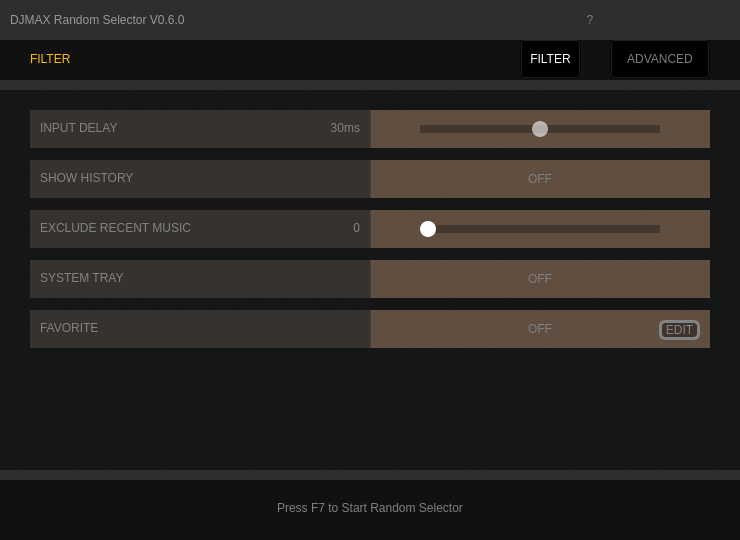
Before: the Qt Designer form ui/selector_ui.ui in wowvv0w/djmax-random-selector, drawn with Qt 5.
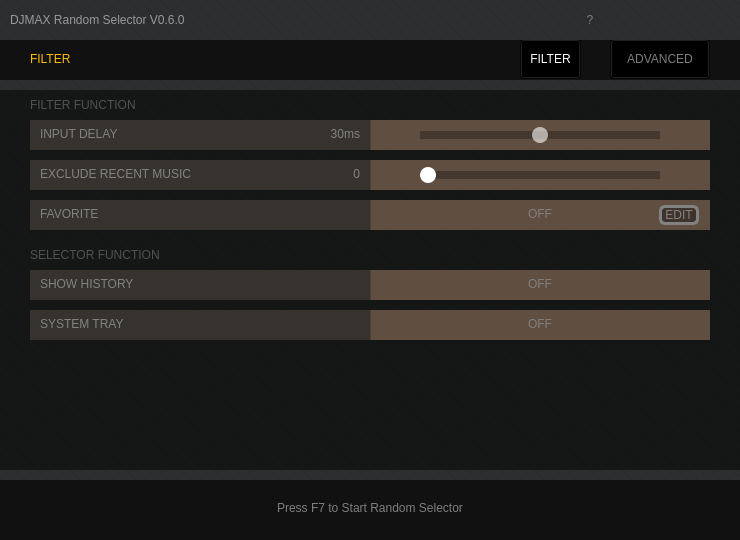
After: the same form once the commit is applied. The open tabs and pages were chosen to show the change. Icons and pictures are not drawn.

Commit message: making setting, move functions to package, code optimize

The edit to the form file:
```diff
--- a/ui/selector_ui.ui
+++ b/ui/selector_ui.ui
@@ -2226,9 +2226,9 @@
       <property name="geometry">
        <rect>
         <x>30</x>
-        <y>20</y>
+        <y>30</y>
         <width>680</width>
-        <height>38</height>
+        <height>30</height>
        </rect>
       </property>
       <property name="frameShape">
@@ -2243,7 +2243,7 @@
          <x>10</x>
          <y>-1</y>
          <width>200</width>
-         <height>38</height>
+         <height>30</height>
         </rect>
        </property>
        <property name="text">
@@ -2257,9 +2257,9 @@
        <property name="geometry">
         <rect>
          <x>390</x>
-         <y>9</y>
+         <y>0</y>
          <width>240</width>
-         <height>20</height>
+         <height>30</height>
         </rect>
        </property>
        <property name="styleSheet">
@@ -2300,7 +2300,7 @@
          <x>270</x>
          <y>-1</y>
          <width>60</width>
-         <height>38</height>
+         <height>30</height>
         </rect>
        </property>
        <property name="text">
@@ -2314,9 +2314,9 @@
        <property name="geometry">
         <rect>
          <x>390</x>
-         <y>9</y>
+         <y>0</y>
          <width>240</width>
-         <height>20</height>
+         <height>30</height>
         </rect>
        </property>
        <property name="text">
@@ -2329,7 +2329,7 @@
          <x>340</x>
          <y>0</y>
          <width>50</width>
-         <height>38</height>
+         <height>30</height>
         </rect>
        </property>
        <property name="text">
@@ -2346,7 +2346,7 @@
          <x>630</x>
          <y>0</y>
          <width>50</width>
-         <height>38</height>
+         <height>30</height>
         </rect>
        </property>
        <property name="text">
@@ -2362,9 +2362,9 @@
       <property name="geometry">
        <rect>
         <x>30</x>
-        <y>70</y>
+        <y>180</y>
         <width>680</width>
-        <height>38</height>
+        <height>30</height>
        </rect>
       </property>
       <property name="frameShape">
@@ -2379,7 +2379,7 @@
          <x>10</x>
          <y>-1</y>
          <width>200</width>
-         <height>38</height>
+         <height>30</height>
         </rect>
        </property>
        <property name="text">
@@ -2395,7 +2395,7 @@
          <x>410</x>
          <y>-1</y>
          <width>200</width>
-         <height>39</height>
+         <height>30</height>
         </rect>
        </property>
        <property name="styleSheet">
@@ -2419,9 +2419,9 @@
       <property name="geometry">
        <rect>
         <x>30</x>
-        <y>120</y>
+        <y>70</y>
         <width>680</width>
-        <height>38</height>
+        <height>30</height>
        </rect>
       </property>
       <property name="frameShape">
@@ -2436,7 +2436,7 @@
          <x>10</x>
          <y>-1</y>
          <width>221</width>
-         <height>38</height>
+         <height>30</height>
         </rect>
        </property>
        <property name="text">
@@ -2450,9 +2450,9 @@
        <property name="geometry">
         <rect>
          <x>390</x>
-         <y>9</y>
+         <y>0</y>
          <width>240</width>
-         <height>20</height>
+         <height>30</height>
         </rect>
        </property>
        <property name="styleSheet">
@@ -2487,7 +2487,7 @@
          <x>270</x>
          <y>-1</y>
          <width>60</width>
-         <height>38</height>
+         <height>30</height>
         </rect>
        </property>
        <property name="text">
@@ -2502,9 +2502,9 @@
       <property name="geometry">
        <rect>
         <x>30</x>
-        <y>170</y>
+        <y>220</y>
         <width>680</width>
-        <height>38</height>
+        <height>30</height>
        </rect>
       </property>
       <property name="frameShape">
@@ -2519,7 +2519,7 @@
          <x>10</x>
          <y>-1</y>
          <width>200</width>
-         <height>38</height>
+         <height>30</height>
         </rect>
        </property>
        <property name="text">
@@ -2535,7 +2535,7 @@
          <x>410</x>
          <y>-1</y>
          <width>200</width>
-         <height>39</height>
+         <height>30</height>
         </rect>
        </property>
        <property name="styleSheet">
@@ -2559,9 +2559,9 @@
       <property name="geometry">
        <rect>
         <x>30</x>
-        <y>220</y>
+        <y>110</y>
         <width>680</width>
-        <height>38</height>
+        <height>30</height>
        </rect>
       </property>
       <property name="frameShape">
@@ -2576,7 +2576,7 @@
          <x>10</x>
          <y>-1</y>
          <width>200</width>
-         <height>38</height>
+         <height>30</height>
         </rect>
        </property>
        <property name="text">
@@ -2592,7 +2592,7 @@
          <x>410</x>
          <y>-1</y>
          <width>200</width>
-         <height>39</height>
+         <height>30</height>
         </rect>
        </property>
        <property name="styleSheet">
@@ -2615,8 +2615,8 @@
        <property name="geometry">
         <rect>
          <x>629</x>
-         <y>10</y>
-         <width>41</width>
+         <y>5</y>
+         <width>40</width>
          <height>20</height>
         </rect>
        </property>
@@ -2634,6 +2634,51 @@
        </property>
       </widget>
      </widget>
+     <widget class="QLabel" name="label_11">
+      <property name="geometry">
+       <rect>
+        <x>30</x>
+        <y>0</y>
+        <width>231</width>
+        <height>30</height>
+       </rect>
+      </property>
+      <property name="styleSheet">
+       <string notr="true">QLabel{
+	font: 25px &quot;Lato&quot;;
+	color: rgba(255, 255, 255, 64)
+}</string>
+      </property>
+      <property name="text">
+       <string>FILTER FUNCTION</string>
+      </property>
+     </widget>
+     <widget class="QLabel" name="label_12">
+      <property name="geometry">
+       <rect>
+        <x>30</x>
+        <y>150</y>
+        <width>301</width>
+        <height>30</height>
+       </rect>
+      </property>
+      <property name="styleSheet">
+       <string notr="true">QLabel{
+	font: 25px &quot;Lato&quot;;
+	color: rgba(255, 255, 255, 64)
+}</string>
+      </property>
+      <property name="text">
+       <string>SELECTOR FUNCTION</string>
+      </property>
+     </widget>
+     <zorder>label_11</zorder>
+     <zorder>frame</zorder>
+     <zorder>frame_3</zorder>
+     <zorder>frame_4</zorder>
+     <zorder>frame_5</zorder>
+     <zorder>frame_8</zorder>
+     <zorder>label_12</zorder>
     </widget>
    </widget>
    <widget class="QFrame" name="top_bar">
```
Left out of the diff: 70 changed lines with no effect on the pictures. The commit also changes 9 other files.
